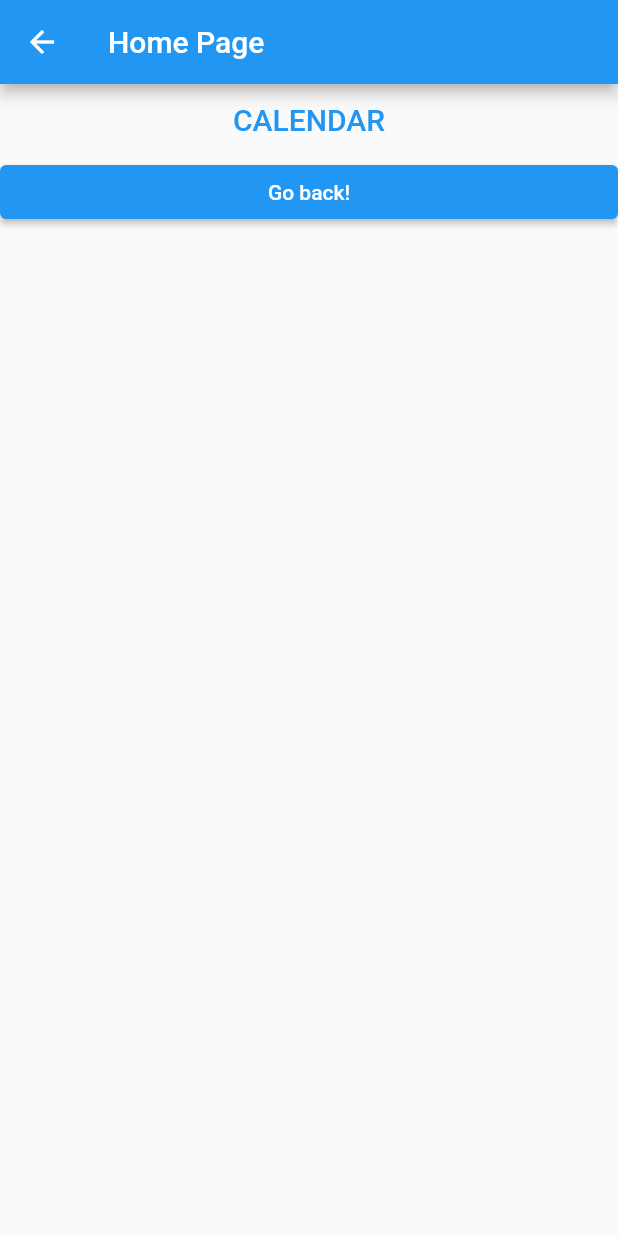
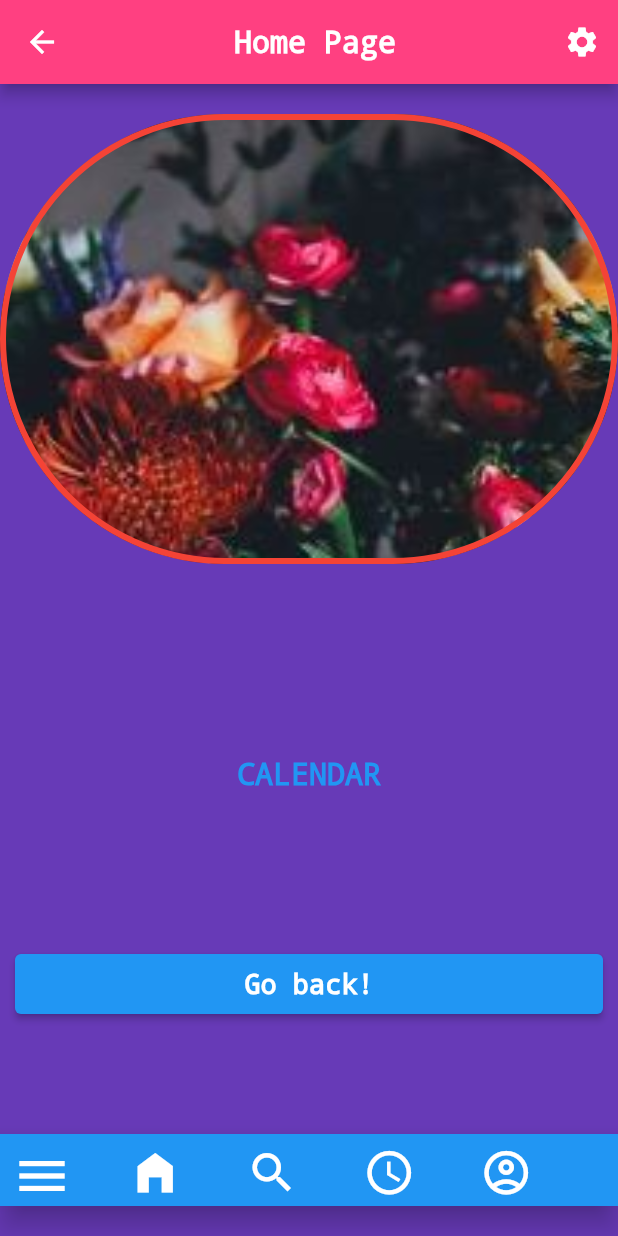
Before and after one commit to haile2020/flutterproject, a Flutter app: the screen it shows after launch, after a tap on "Login", on a phone screen of 412 x 824 dp. Run offline on Flutter 3.47's test engine with Material 2 defaults, Android fonts, the phone set to English and light mode, and no system bars; our stand-ins replace flare_flutter, flutter_login, syncfusion_flutter_calendar, table_calendar.

Commit message:
first commit

```diff
--- a/lib/main.dart
+++ b/lib/main.dart
@@ -4,6 +4,7 @@ import 'package:table_calendar/table_calendar.dart';
 import "package:syncfusion_flutter_calendar/calendar.dart";
 import 'package:untitled/homepage.dart';
 import 'package:table_calendar/table_calendar.dart';
+import 'package:flare_flutter/flare_actor.dart';
 void main() {
   runApp(const MaterialApp(
     debugShowCheckedModeBanner: false,
@@ -22,22 +23,49 @@ class SignInPage extends StatelessWidget {
   @override
   Widget build(BuildContext context) {
     return Scaffold(
+      backgroundColor: Colors.black,
       appBar: AppBar(
         title: const Center(child: Text('Welcome'),
         ),
+
+        backgroundColor: Colors.black,
       ),
       body: Center(
         child: ListView(
           children: [
-
+            Container(
+              // color: Colors.red,
+              height: 300,
+              width: double.infinity,
+              decoration: const BoxDecoration(
+                  borderRadius: BorderRadius.all(Radius.circular(800)),
+                border:  Border(
+                  top: BorderSide(width: 2.0, color: (Colors.red)),
+                  left: BorderSide(width: 2.0, color: (Colors.red)),
+                  right: BorderSide(width: 2.0, color: (Colors.red)),
+                  bottom: BorderSide(width: 2.0, color: (Colors.red)),
+                ),
+                image: DecorationImage(
+                  image: AssetImage("images/small.jpg"),
+                  fit: BoxFit.cover,
+                ),
+              ),
+            ),
             Container(
                 alignment: Alignment.center,
                 padding: const EdgeInsets.all(10),
                 child: const Text(
-                  'Sign in',
-                  style: TextStyle(fontSize: 20),
-                )),
+                  'WELCOME WARO APP',
+                  style: TextStyle(
+                    fontSize: 20,
+                    color: Colors.blue,
+                  fontFamily: 'monospace',
+                  fontWeight: FontWeight.bold),
+                ),
+              color: Colors.black,
+            ),
             Container(
+              color: Colors.white,
               padding: const EdgeInsets.all(10),
               child: TextField(
                 controller: nameController,
@@ -48,41 +76,55 @@ class SignInPage extends StatelessWidget {
               ),
             ),
             Container(
-              padding: const EdgeInsets.fromLTRB(10, 10, 10, 0),
+              color: Colors.white,
+              padding: const EdgeInsets.fromLTRB(10, 10, 10, 10),
               child: TextField(
                 obscureText: true,
                 controller: passwordController,
                 decoration: const InputDecoration(
                   border: OutlineInputBorder(),
                   labelText: 'Password',
+
                 ),
               ),
+            ),
+            const SizedBox(
+              height: 20,
             ),
             TextButton(
               onPressed: () {
                 //forgot password screen
               },
+
               child: const Text('Forgot Password',),
             ),
             Container(
                 height: 50,
                 padding: const EdgeInsets.fromLTRB(10, 0, 10, 0),
                 child: ElevatedButton(
-                  child: const Text('Login'),
+                  child: const Text('Login', style: TextStyle(
+                      fontSize: 20,
+                      color: Colors.black,
+                      fontFamily: 'monospace',
+                      fontWeight: FontWeight.bold),),
                   onPressed: () {
-                    // print(nameController.text);
-                    // print(passwordController.text);
                     Navigator.push(
                                 context,
                                 MaterialPageRoute(builder: (context) => HomePage()),
                               );
                   },
+
                 )
             ),
 
             Row(
               children: <Widget>[
-                const Text('Does not have account?'),
+                const Text('Does not have account?',
+                  style: TextStyle(
+                      fontSize: 16,
+                      color: Colors.blue,
+                      fontFamily: 'monospace',
+                      fontWeight: FontWeight.bold),),
                 TextButton(
                   child: const Text(
                     'Sign Up',
@@ -99,17 +141,7 @@ class SignInPage extends StatelessWidget {
               ],
               mainAxisAlignment: MainAxisAlignment.center,
             ),
-            Container(
-              // color: Colors.red,
-            height: 300,
-              width: double.infinity,
-              decoration: const BoxDecoration(
-                image: DecorationImage(
-                  image: AssetImage("images/small.jpg"),
-                  fit: BoxFit.cover,
-                ),
-              ),
-            ),
+
 
 
             ],
@@ -228,19 +260,61 @@ class HomePage extends StatelessWidget {
   @override
   Widget build(BuildContext context) {
     return Scaffold(
+      backgroundColor: Colors.deepPurple,
       appBar: AppBar(
-        title: const Text('Home Page'),
+        backgroundColor: Colors.pinkAccent,
+        title: const Center(child: Text('Home Page',
+          style: TextStyle(
+            fontFamily: 'monospace',
+            fontWeight: FontWeight.bold
+          ),),
+        ),
+        actions: <Widget>[
+          IconButton(
+            icon: const Icon(
+              Icons.settings,
+              color: Colors.white,
+            ),
+            onPressed: () {
+              // do something
+            },
+          )
+        ],
       ),
       body: Center(
 
         child: ListView(
           children: [
+            const SizedBox(height: 20,),
             Container(
-
+              // color: Colors.red,
+              height: 300,
+              width: double.infinity,
+              decoration: const BoxDecoration(
+                borderRadius: BorderRadius.all(Radius.circular(800)),
+                border:  Border(
+                  top: BorderSide(width: 4.0, color: (Colors.red)),
+                  left: BorderSide(width: 4.0, color: (Colors.red)),
+                  right: BorderSide(width: 4.0, color: (Colors.red)),
+                  bottom: BorderSide(width: 4.0, color: (Colors.red)),
+                ),
+                image: DecorationImage(
+                  image: AssetImage("images/small.jpg"),
+                  fit: BoxFit.cover,
+                ),
+              ),
+            ),
+            const SizedBox(height: 40,),
+            Container(
+              height: 200,
                   child: TextButton(
                     child: const Text(
                       'CALENDAR',
-                      style: TextStyle(fontSize: 20),
+                      style: TextStyle(
+                        fontSize: 20,
+                      fontFamily: 'monospace',
+                        fontWeight: FontWeight.bold,
+                      ),
                     ),
                     onPressed: () {
                       //signup screen
@@ -252,15 +326,75 @@ class HomePage extends StatelessWidget {
 
                 ),
             ),
+            const SizedBox(height: 10,),
             Container(
-
+              height: 50,
+              padding: const EdgeInsets.fromLTRB(10, 10, 10, 0),
               child: ElevatedButton(
                 onPressed: () {
                   Navigator.pop(context);
                 },
-                child: const Text('Go back!'),
+                child: const Text('Go back!',
+                style: TextStyle(
+                  fontSize: 18,
+                    fontFamily: 'monospace',
+                    fontWeight: FontWeight.bold),
+                ),
               ),
 
+            ),
+            const SizedBox(height: 80,),
+            BottomAppBar(
+              color: Colors.blue,
+              child: IconTheme(
+                data: IconThemeData(color: Theme.of(context).colorScheme.onPrimary),
+                child: Row(
+                  children: <Widget>[
+                    IconButton(
+                      tooltip: 'Open navigation menu',
+                      icon: const Icon(Icons.menu,size: 40,),
+                      onPressed: () {
+
+                      },
+                    ),
+                    SizedBox(width: 30,),
+                    IconButton(
+                      tooltip: 'Home',
+                      icon: const Icon(Icons.home_filled,size: 35,),
+                      onPressed: () {
+                        Navigator.push(
+                          context,
+                          MaterialPageRoute(builder: (context) => HomePage()),
+                        );
+                      },
+                    ),
+                    SizedBox(width: 30,),
+                    IconButton(
+                      tooltip: 'Search',
+                      icon: const Icon(Icons.search,size: 35,),
+                      onPressed: () {},
+                    ),
+                    SizedBox(width: 30,),
+                    IconButton(
+                      tooltip: 'Favorite',
+                      icon: const Icon(Icons.schedule,size: 35,),
+                      onPressed: () {
+                        Navigator.push(
+                          context,
+                          MaterialPageRoute(builder: (context) => const Calnder()),
+                        );
+                      },
+                    ),
+                    SizedBox(width: 30,),
+                    IconButton(
+                      tooltip: 'Favorite',
+                      icon: const Icon(Icons.account_circle_outlined,size: 35,),
+                      onPressed: () {},
+                    ),
+
+                  ],
+                ),
+              ),
             ),
 
           ],
@@ -268,6 +402,7 @@ class HomePage extends StatelessWidget {
         ),
 
       ),
+
     );
   }
 }
@@ -282,14 +417,20 @@ class Calnder extends StatelessWidget {
   Widget build(BuildContext context) {
     return Scaffold(
       appBar: AppBar(
+        backgroundColor: Colors.pinkAccent,
         title: const Text("Cycle Calendar"),
         centerTitle: true,
       ),
-      body: TableCalendar(
-        focusedDay: DateTime.now(),
-        firstDay: DateTime(1990),
-        lastDay: DateTime(2050),
+      body: Container(
+        color: Colors.purple,
+        child: TableCalendar(
+          focusedDay: DateTime.now(),
+          firstDay: DateTime(1990),
+          lastDay: DateTime(2050),
+        ),
       ),
+
+
     );
   }
 }
--- a/pubspec.yaml
+++ b/pubspec.yaml
@@ -15,6 +15,7 @@ dependencies:
   flutter_login: ^3.2.0
   table_calendar: ^3.0.5
   syncfusion_flutter_calendar: ^20.1.47
+  flare_flutter: ^3.0.2
 
 dev_dependencies:
   flutter_test:
@@ -25,7 +26,7 @@ flutter:
   uses-material-design: true
   assets:
     - images/small.jpg
-#    - images/waro.jpg
+    - images/updating.flr
 #     - images/a_dot_ham.jpeg
 
   # fonts:
```
Also changed, not shown: pubspec.lock, 2 other files.
